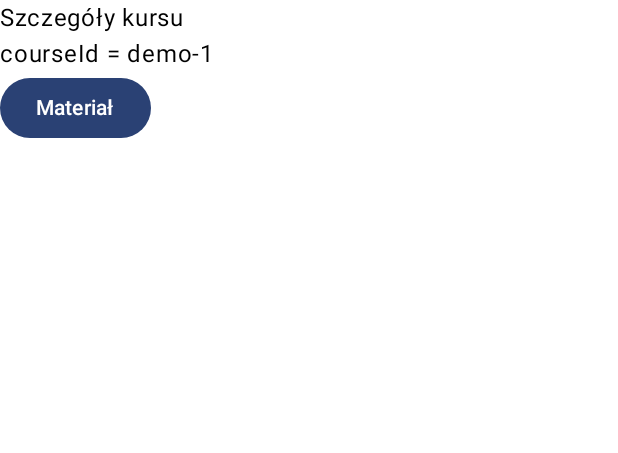
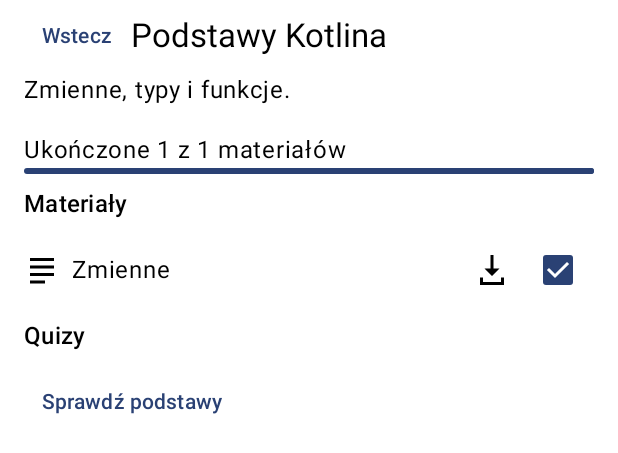
Before and after one commit to asanyx/E-Learning, an Android app built with Jetpack Compose: the @Preview function CourseDetailPreview, on a phone screen of 412 x 824 dp. Shown: the top 453 px of the screen. Run offline under Robolectric (Android 15) with nearby library versions, the phone set to English and light mode, and no system bars.

Commit message:
Add course detail screen

```diff
--- a/app/src/main/java/com/example/elearning/ElearningApp.kt
+++ b/app/src/main/java/com/example/elearning/ElearningApp.kt
@@ -2,6 +2,10 @@ package com.example.elearning
 
 import android.app.Application
 import com.example.elearning.data.remote.FirebaseAuthRepository
+import com.example.elearning.data.repository.MaterialRepository
+import com.example.elearning.data.repository.QuizRepository
+import com.example.elearning.data.repository.RoomMaterialRepository
+import com.example.elearning.data.repository.RoomQuizRepository
 import com.example.elearning.data.repository.AuthRepository
 import com.example.elearning.data.repository.CourseRepository
 import com.example.elearning.data.repository.RoomCourseRepository
@@ -14,6 +18,8 @@ import kotlinx.coroutines.launch
 class AppContainer(application: Application) {
     val database = AppDatabase.getInstance(application)
     val courseRepository: CourseRepository = RoomCourseRepository(database.courseDao())
+    val materialRepository: MaterialRepository = RoomMaterialRepository(database.materialDao(), database.completedMaterialDao())
+    val quizRepository: QuizRepository = RoomQuizRepository(database.quizDao())
     val authRepository: AuthRepository by lazy { FirebaseAuthRepository() }
 }
 
--- /dev/null
+++ b/app/src/main/java/com/example/elearning/domain/model/Material.kt
@@ -0,0 +1,12 @@
+package com.example.elearning.domain.model
+
+enum class MaterialType { TEXT, PDF, VIDEO }
+
+data class Material(
+    val id: String,
+    val courseId: String,
+    val title: String,
+    val type: MaterialType,
+    val isDownloaded: Boolean,
+    val isCompleted: Boolean
+)
--- /dev/null
+++ b/app/src/main/java/com/example/elearning/domain/model/Quiz.kt
@@ -0,0 +1,3 @@
+package com.example.elearning.domain.model
+
+data class Quiz(val id: String, val courseId: String, val title: String, val passThresholdPercent: Int)
--- a/app/src/main/java/com/example/elearning/ui/screens/CourseDetailScreen.kt
+++ b/app/src/main/java/com/example/elearning/ui/screens/CourseDetailScreen.kt
@@ -1,26 +1,95 @@
 package com.example.elearning.ui.screens
 
-import androidx.compose.foundation.layout.Column
-import androidx.compose.material3.Button
-import androidx.compose.material3.Text
+import androidx.compose.foundation.clickable
+import androidx.compose.foundation.layout.*
+import androidx.compose.foundation.lazy.LazyColumn
+import androidx.compose.foundation.lazy.items
+import androidx.compose.material3.*
 import androidx.compose.runtime.Composable
+import androidx.compose.ui.Alignment
+import androidx.compose.ui.Modifier
+import androidx.compose.ui.res.painterResource
+import androidx.compose.ui.res.stringResource
+import androidx.compose.ui.semantics.contentDescription
+import androidx.compose.ui.semantics.semantics
 import androidx.compose.ui.tooling.preview.Preview
+import androidx.compose.ui.unit.dp
+import com.example.elearning.domain.model.*
 import com.example.elearning.ui.theme.ElearningTheme
+import com.example.elearning.ui.viewmodel.CourseDetailUiState
+import com.example.platformaELearningowa.R
 
 @Composable
 fun CourseDetailScreen(
-    courseId: String,
-    onMaterial: (String) -> Unit
+    uiState: CourseDetailUiState,
+    onBack: () -> Unit,
+    onToggleCompleted: (String) -> Unit,
+    onMaterialClick: (String) -> Unit,
+    onQuizClick: (String) -> Unit
 ) {
-    Column {
-        Text("Szczegóły kursu")
-        Text("courseId = $courseId")
-        Button(onClick = { onMaterial("material-1") }) { Text("Materiał") }
+    Column(Modifier.fillMaxSize().padding(horizontal = 16.dp)) {
+        Row(verticalAlignment = Alignment.CenterVertically) {
+            TextButton(onClick = onBack) { Text(stringResource(R.string.profile_back)) }
+            Text(uiState.course?.title ?: stringResource(R.string.detail_title), style = MaterialTheme.typography.titleLarge)
+        }
+        when {
+            uiState.isLoading -> CircularProgressIndicator(Modifier.align(Alignment.CenterHorizontally))
+            uiState.notFound -> Text(stringResource(R.string.detail_missing))
+            else -> LazyColumn(verticalArrangement = Arrangement.spacedBy(8.dp)) {
+                item {
+                    Text(uiState.course?.description.orEmpty())
+                    Spacer(Modifier.height(16.dp))
+                    Text(stringResource(R.string.detail_progress, uiState.completedCount, uiState.totalCount))
+                    LinearProgressIndicator(
+                        progress = { uiState.completedCount.toFloat() / uiState.totalCount.coerceAtLeast(1) },
+                        modifier = Modifier.fillMaxWidth()
+                    )
+                }
+                item { Text(stringResource(R.string.detail_materials), style = MaterialTheme.typography.titleMedium) }
+                if (uiState.materials.isEmpty()) item { Text(stringResource(R.string.detail_no_materials)) }
+                items(uiState.materials) { material ->
+                    MaterialRow(material, { onMaterialClick(material.id) }, { onToggleCompleted(material.id) })
+                }
+                item { Text(stringResource(R.string.detail_quizzes), style = MaterialTheme.typography.titleMedium) }
+                if (uiState.quizzes.isEmpty()) item { Text(stringResource(R.string.detail_no_quizzes)) }
+                items(uiState.quizzes) { quiz ->
+                    TextButton(onClick = { onQuizClick(quiz.id) }) { Text(quiz.title) }
+                }
+            }
+        }
+    }
+}
+
+@Composable
+private fun MaterialRow(material: Material, onOpen: () -> Unit, onToggle: () -> Unit) {
+    val (icon, label) = when (material.type) {
+        MaterialType.TEXT -> R.drawable.ic_detail_text to R.string.detail_text
+        MaterialType.PDF -> R.drawable.ic_detail_pdf to R.string.detail_pdf
+        MaterialType.VIDEO -> R.drawable.ic_detail_video to R.string.detail_video
+    }
+    Row(
+        Modifier.fillMaxWidth().clickable(onClick = onOpen),
+        horizontalArrangement = Arrangement.spacedBy(8.dp), verticalAlignment = Alignment.CenterVertically
+    ) {
+        Icon(painterResource(icon), stringResource(label))
+        Text(material.title, Modifier.weight(1f))
+        if (material.isDownloaded) {
+            Icon(painterResource(R.drawable.ic_detail_downloaded), stringResource(R.string.detail_downloaded))
+        }
+        val completion = stringResource(R.string.detail_completion, material.title)
+        Checkbox(material.isCompleted, onCheckedChange = { onToggle() },
+            modifier = Modifier.semantics { contentDescription = completion })
     }
 }
 
 @Preview(showBackground = true)
 @Composable
 private fun CourseDetailPreview() {
-    ElearningTheme { CourseDetailScreen("demo-1", {}) }
+    val state = CourseDetailUiState(
+        course = Course("1", "Podstawy Kotlina", "Zmienne, typy i funkcje.", "Programowanie"),
+        materials = listOf(Material("m", "1", "Zmienne", MaterialType.TEXT, true, true)),
+        quizzes = listOf(Quiz("q", "1", "Sprawdź podstawy", 60)),
+        completedCount = 1, totalCount = 1, isLoading = false
+    )
+    ElearningTheme { CourseDetailScreen(state, {}, {}, {}, {}) }
 }
--- /dev/null
+++ b/app/src/main/res/drawable/ic_detail_downloaded.xml
@@ -0,0 +1,5 @@
+<vector xmlns:android="http://schemas.android.com/apk/res/android"
+    android:width="24dp" android:height="24dp"
+    android:viewportWidth="24" android:viewportHeight="24">
+    <path android:fillColor="#FF000000" android:fillType="evenOdd" android:pathData="M11,2h2v9h4l-5,5l-5,-5h4z M4,17h2v3h12v-3h2v5H4z" />
+</vector>
--- /dev/null
+++ b/app/src/main/res/drawable/ic_detail_pdf.xml
@@ -0,0 +1,5 @@
+<vector xmlns:android="http://schemas.android.com/apk/res/android"
+    android:width="24dp" android:height="24dp"
+    android:viewportWidth="24" android:viewportHeight="24">
+    <path android:fillColor="#FF000000" android:fillType="evenOdd" android:pathData="M5,2h10l5,5v15H5z M14,4v5h5z M8,13v2h9v-2z M8,17v2h7v-2z" />
+</vector>
--- /dev/null
+++ b/app/src/main/res/drawable/ic_detail_text.xml
@@ -0,0 +1,5 @@
+<vector xmlns:android="http://schemas.android.com/apk/res/android"
+    android:width="24dp" android:height="24dp"
+    android:viewportWidth="24" android:viewportHeight="24">
+    <path android:fillColor="#FF000000" android:fillType="evenOdd" android:pathData="M4,4h16v2H4z M4,9h16v2H4z M4,14h16v2H4z M4,19h10v2H4z" />
+</vector>
--- /dev/null
+++ b/app/src/main/res/drawable/ic_detail_video.xml
@@ -0,0 +1,5 @@
+<vector xmlns:android="http://schemas.android.com/apk/res/android"
+    android:width="24dp" android:height="24dp"
+    android:viewportWidth="24" android:viewportHeight="24">
+    <path android:fillColor="#FF000000" android:fillType="evenOdd" android:pathData="M4,4h16v16H4z M9,7v10l8,-5z" />
+</vector>
--- a/app/src/main/res/values/strings.xml
+++ b/app/src/main/res/values/strings.xml
@@ -35,4 +35,16 @@
     <string name="courses_all">Wszystkie</string>
     <string name="courses_empty">Brak kursów pasujących do wyszukiwania</string>
     <string name="courses_progress">Postępy</string>
+    <string name="detail_title">Szczegóły kursu</string>
+    <string name="detail_missing">Nie znaleziono kursu</string>
+    <string name="detail_progress">Ukończone %1$d z %2$d materiałów</string>
+    <string name="detail_materials">Materiały</string>
+    <string name="detail_quizzes">Quizy</string>
+    <string name="detail_no_materials">Brak materiałów</string>
+    <string name="detail_no_quizzes">Brak quizów</string>
+    <string name="detail_text">Tekst</string>
+    <string name="detail_pdf">PDF</string>
+    <string name="detail_video">Wideo</string>
+    <string name="detail_downloaded">Pobrany</string>
+    <string name="detail_completion">Ukończenie materiału: %1$s</string>
 </resources>
```
Also changed, not shown: app/src/main/java/com/example/elearning/data/repository/MaterialRepository.kt (added, +9 -0 lines), app/src/main/java/com/example/elearning/data/repository/QuizRepository.kt (added, +8 -0 lines), app/src/main/java/com/example/elearning/data/repository/RoomMaterialRepository.kt (added, +33 -0 lines), app/src/main/java/com/example/elearning/data/repository/RoomQuizRepository.kt (added, +11 -0 lines), app/src/main/java/com/example/elearning/ui/navigation/AppNavHost.kt (+14 -3 lines), app/src/main/java/com/example/elearning/ui/viewmodel/CourseDetailViewModel.kt (added, +65 -0 lines), 1 other file.
